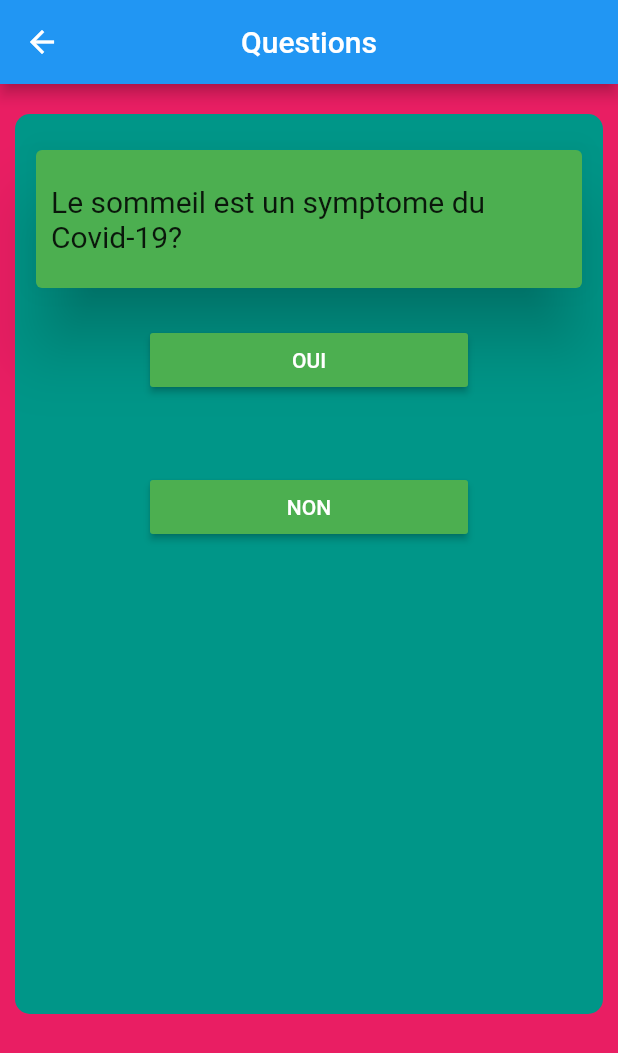
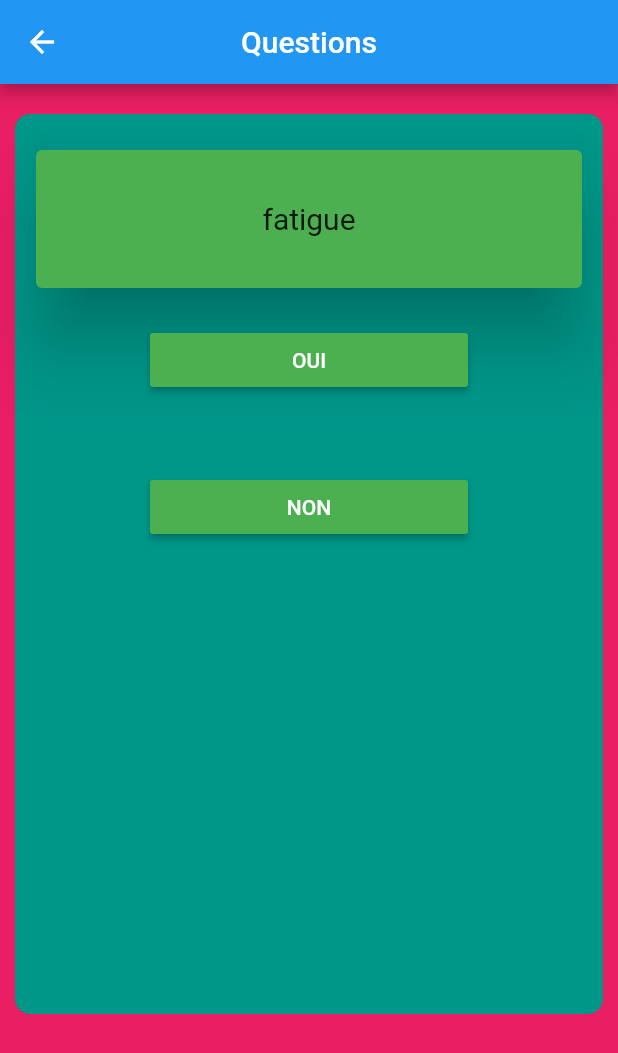
Before and after one commit to breezyaloo123/ndogou_coding, a Flutter app: the SecondPage screen opened directly, after a tap on "OUI", on a phone screen of 412 x 824 dp. Shown: the top 1053 px of the screen. Run offline on Flutter 3.47's test engine with Material 2 defaults, Android fonts, the phone set to English and light mode, and no system bars.

Commit message:
questions

```diff
--- a/lib/models/Questions.dart
+++ b/lib/models/Questions.dart
@@ -4,5 +4,15 @@ final String question;
 final bool answer;
 Questions(this.question,this.answer);
 
+String get questionn
+{
+  return question;
+}
+
+bool get answerr
+{
+  return answer;
+}
+
 
 }
--- a/lib/questionPage.dart
+++ b/lib/questionPage.dart
@@ -1,4 +1,5 @@
 import 'package:flutter/material.dart';
+
 import 'package:quizz_covid19/secondPage.dart';
 
 class QuestionPage extends StatefulWidget {
@@ -7,6 +8,7 @@ class QuestionPage extends StatefulWidget {
 }
 
 class _QuestionPageState extends State<QuestionPage> {
+
 
 
   @override
--- a/lib/secondPage.dart
+++ b/lib/secondPage.dart
@@ -1,4 +1,7 @@
+import 'dart:math';
+
 import 'package:flutter/material.dart';
+import 'package:quizz_covid19/models/Questions.dart';
 
 class SecondPage extends StatefulWidget {
   @override
@@ -6,6 +9,25 @@ class SecondPage extends StatefulWidget {
 }
 
 class _SecondPageState extends State<SecondPage> {
+
+   static var tab =const ["fièvre","toux sèche","fatigue","maux de gorge","diarrhé","difficultés à respirer ou essoufflement",
+  "sensation d’oppression ou douleur au niveau de la poitrine",];
+
+  var list = [new Questions(tab[0].toString(), true),new Questions(tab[1].toString(), true),
+  new Questions(tab[2].toString(), true),new Questions(tab[3].toString(), true),
+  new Questions(tab[4].toString(), true),new Questions(tab[5].toString(), true),
+  new Questions(tab[6].toString(), true)];
+  var listQuestion;
+
+@override
+  void initState() {
+    // TODO: implement initState
+    super.initState();
+    setState(() {
+      getQuestions();
+    });
+  }
+
   @override
   Widget build(BuildContext context) {
     return Scaffold(
@@ -34,7 +56,7 @@ class _SecondPageState extends State<SecondPage> {
                 child: Padding(
                   padding: const EdgeInsets.only(left: 10,right: 10),
                   child: Center(
-                    child: Text("Le sommeil est un symptome du Covid-19?",style: TextStyle(
+                    child: Text(""+listQuestion.toString(),style: TextStyle(
                       fontSize: 20,
                     ),),
                   ),
@@ -50,7 +72,9 @@ class _SecondPageState extends State<SecondPage> {
                 onPressed:
               ()
               {
-
+                setState(() {
+                  getQuestions();
+                });
               }),
             ),
             Padding(
@@ -71,4 +95,13 @@ class _SecondPageState extends State<SecondPage> {
       ),
     );
   }
+
+  //Method which will show the Questions
+
+  void getQuestions()
+  {
+    Random random = new Random();
+    int number = random.nextInt(tab.length);
+    listQuestion=list[number].questionn;
+  }
 }
```
